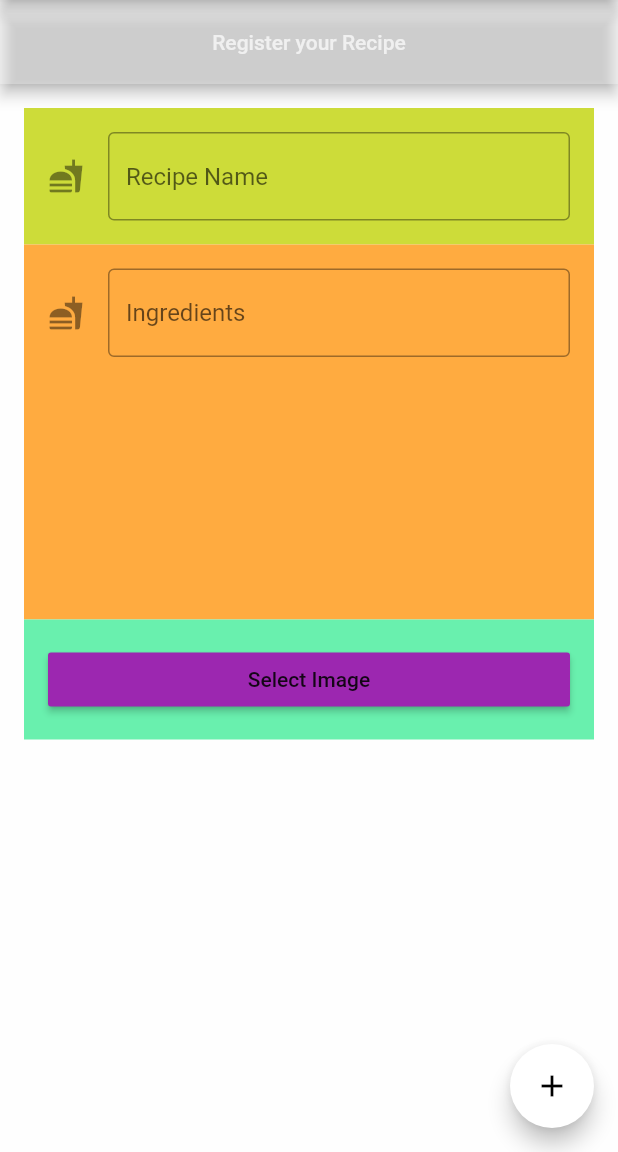
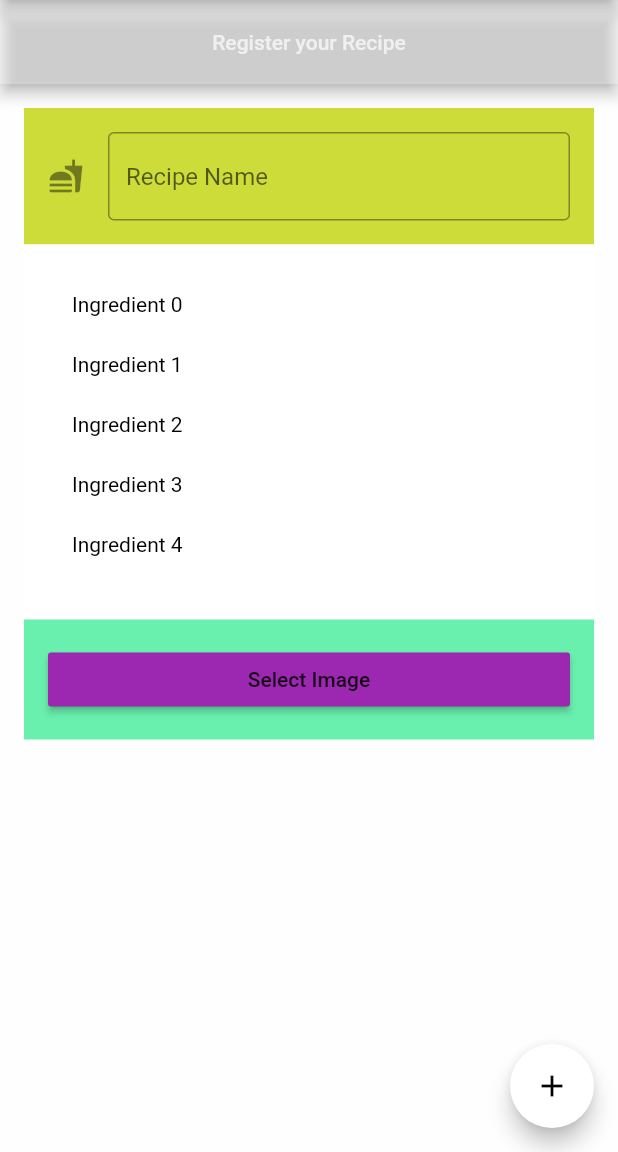
Before and after one commit to devCharles/receiper-flutter, a Flutter app: the screen it shows after launch, on a phone screen of 412 x 824 dp, the part 84-1236 px from its top. Run offline on Flutter 3.47's test engine with Material 2 defaults, Android fonts, the phone set to English and light mode, and no system bars; our stand-ins replace image_picker.

Commit message:
lista de productos todo es dummie, no hagan caso al color

```diff
--- a/lib/main.dart
+++ b/lib/main.dart
@@ -66,6 +66,7 @@ class _RegisterState extends State<Register> {
         body: ListView(
           padding: EdgeInsets.all(16.0),
           children: <Widget>[
+//            Nombre
             Container(
             color: Colors.lime,
             padding: EdgeInsets.all(16.0),
@@ -86,27 +87,50 @@ class _RegisterState extends State<Register> {
             )
             ),
 
+//            ingredientes
             Container(
               height: 250.0,
-                color: Colors.orangeAccent,
+                color: Colors.white,
                 padding: EdgeInsets.all(16.0),
-                child: TextField(
-//            onChanged: (string) => debugPrint("Ingredients list"),
-                    autofocus: false,
-                    controller: _userController,
-                    decoration: InputDecoration(
-                        border: OutlineInputBorder(
-                            borderSide: BorderSide(
-                                color: Colors.white70
-                            )
-                        ),
-                        hintText: "Ingredients",
-                        icon: Icon(Icons.fastfood),
-                        fillColor: Colors.black26
+//                child: ListView(
+                  child:
+
+                    ListView.builder(
+                      padding: EdgeInsets.all(16.0),
+                      itemExtent: 40.0,
+                      itemBuilder: (BuildContext context, int index) {
+
+                        return Text('Ingredient $index',
+                        style: TextStyle(
+                            color: Colors.black
+                          ),
+                        );
+
+                        },
                     )
-                )
+
+
+
+//                children: TextField(
+////            onChanged: (string) => debugPrint("Ingredients list"),
+//                    autofocus: false,
+//                    controller: _userController,
+//                    decoration: InputDecoration(
+//                        border: OutlineInputBorder(
+//                            borderSide: BorderSide(
+//                                color: Colors.white70
+//                            )
+//                        ),
+//                        hintText: "Ingredients",
+//                        icon: Icon(Icons.fastfood),
+//                        fillColor: Colors.black26
+//                    )
+//                )
+
+//              )
             ),
 
+//            boton imagen
             Container(
                 color: Colors.greenAccent,
                 padding: EdgeInsets.all(16.0),
```
